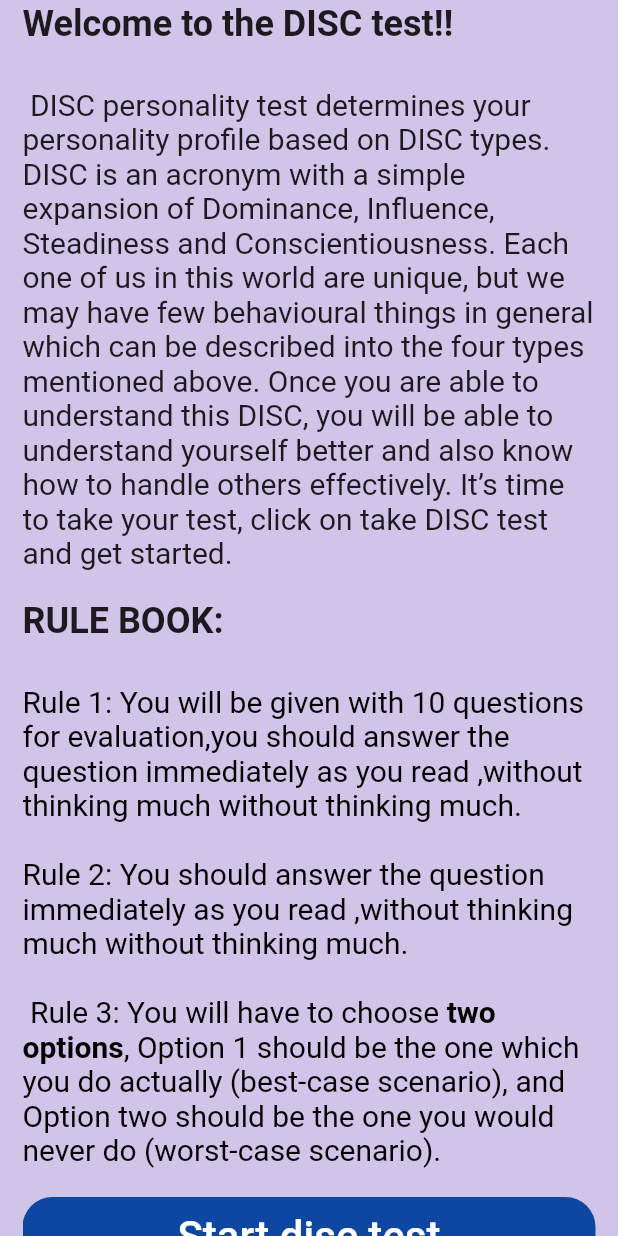
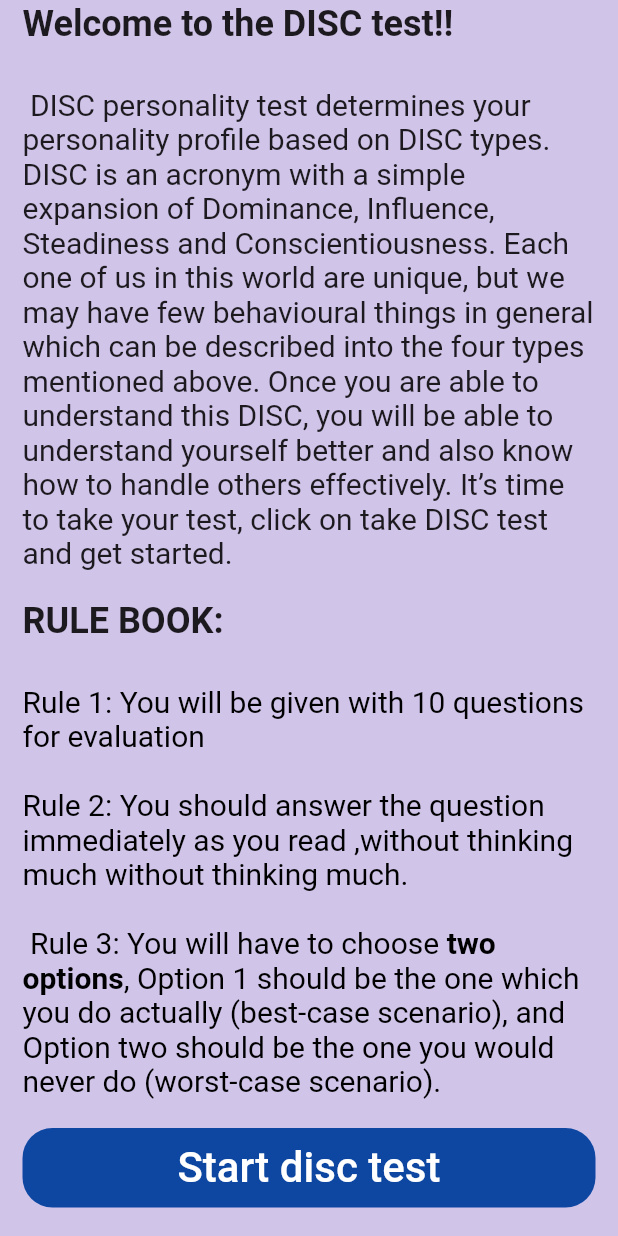
Before and after one commit to VisahanA/disc, a Flutter app: the rulebook screen opened directly, on a phone screen of 412 x 824 dp. Run offline on Flutter 3.47's test engine with Material 2 defaults, Android fonts, the phone set to English and light mode, and no system bars; our stand-ins replace confetti, outline_material_icons, pie_chart, share, toast; missing offline and left inert: link.

Commit message:
minute content changes in rules

```diff
--- a/lib/screens/rulebookdisc.dart
+++ b/lib/screens/rulebookdisc.dart
@@ -62,7 +62,7 @@ class rulebookstate extends State<rulebook> {
                   color: Colors.black,
                 ),
                 children: <TextSpan>[
-                  new TextSpan(text: 'Rule 1: You will be given with 10 questions for evaluation,you should answer the question immediately as you read ,without thinking much without thinking much. \n\n'),
+                  new TextSpan(text: 'Rule 1: You will be given with 10 questions for evaluation \n\n'),
                   new TextSpan(text: 'Rule 2: You should answer the question immediately as you read ,without thinking much without thinking much. \n\n'),
                   new TextSpan(text:' Rule 3: You will have to choose',
                   ),
--- a/pubspec.yaml
+++ b/pubspec.yaml
@@ -15,7 +15,7 @@ publish_to: 'none' # Remove this line if you wish to publish to pub.dev
 # In iOS, build-name is used as CFBundleShortVersionString while build-number used as CFBundleVersion.
 # Read more about iOS versioning at
 # https://developer.apple.com/library/archive/documentation/General/Reference/InfoPlistKeyReference/Articles/CoreFoundationKeys.html
-version: 1.1.0
+version: 1.2.0
 
 environment:
   sdk: ">=2.7.0 <3.0.0"
```
Also changed, not shown: 1 other file.
